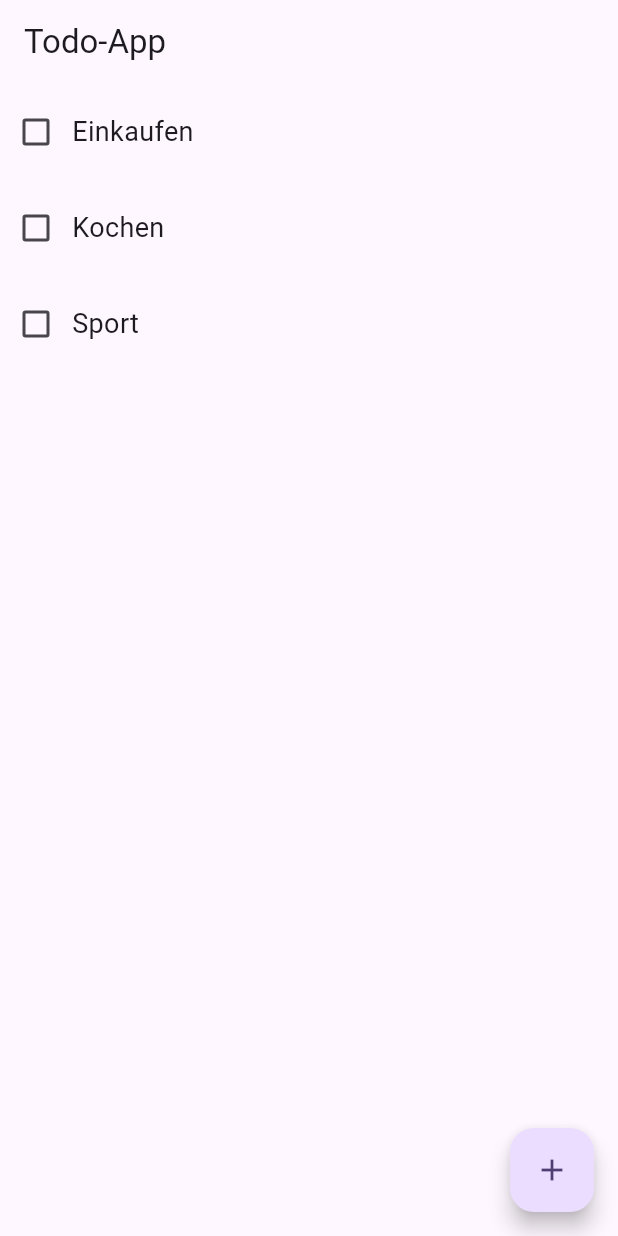
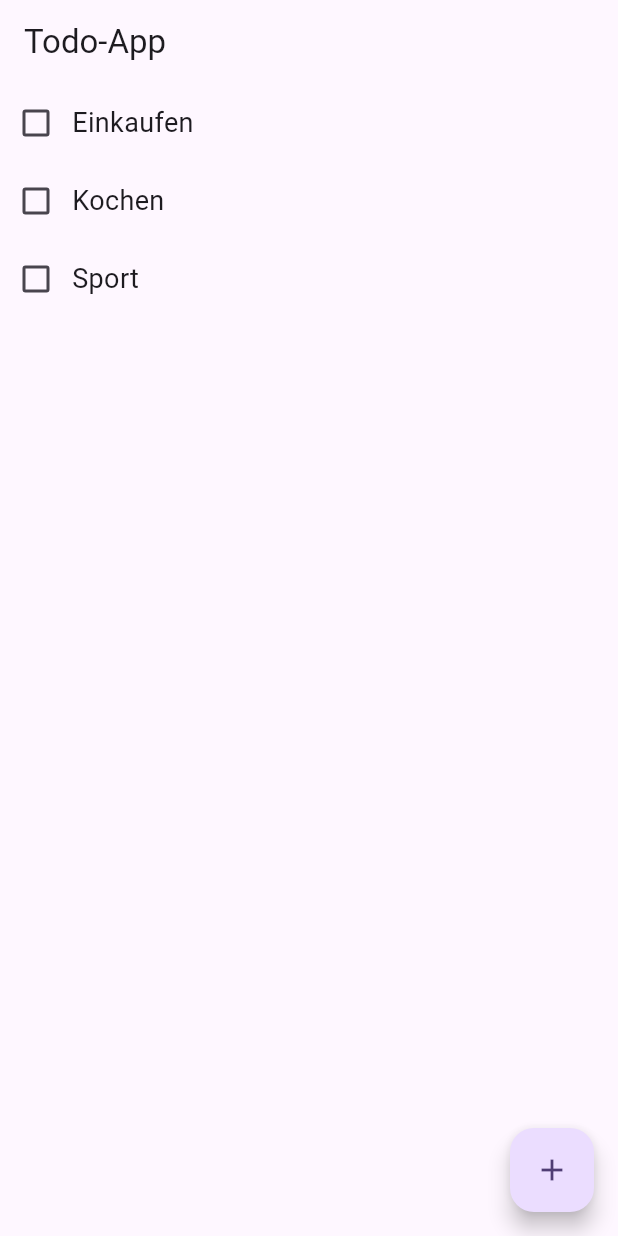
Before and after one commit to behrends/TodosFlutter, a Flutter app: the screen it shows after launch, on a phone screen of 412 x 824 dp. Run offline on Flutter 3.47's test engine with Material 3 defaults, Android fonts, the phone set to English and light mode, and no system bars.

Commit message:
Weniger vertikales Padding

```diff
--- a/lib/todo_item.dart
+++ b/lib/todo_item.dart
@@ -10,7 +10,7 @@ class TodoItem extends StatelessWidget {
     return InkWell(
       onTap: () {/* to be implemented */},
       child: Padding(
-        padding: const EdgeInsets.symmetric(vertical: 8.0),
+        padding: const EdgeInsets.symmetric(vertical: 2.0),
         child: Row(
           children: [
             Checkbox(
```
